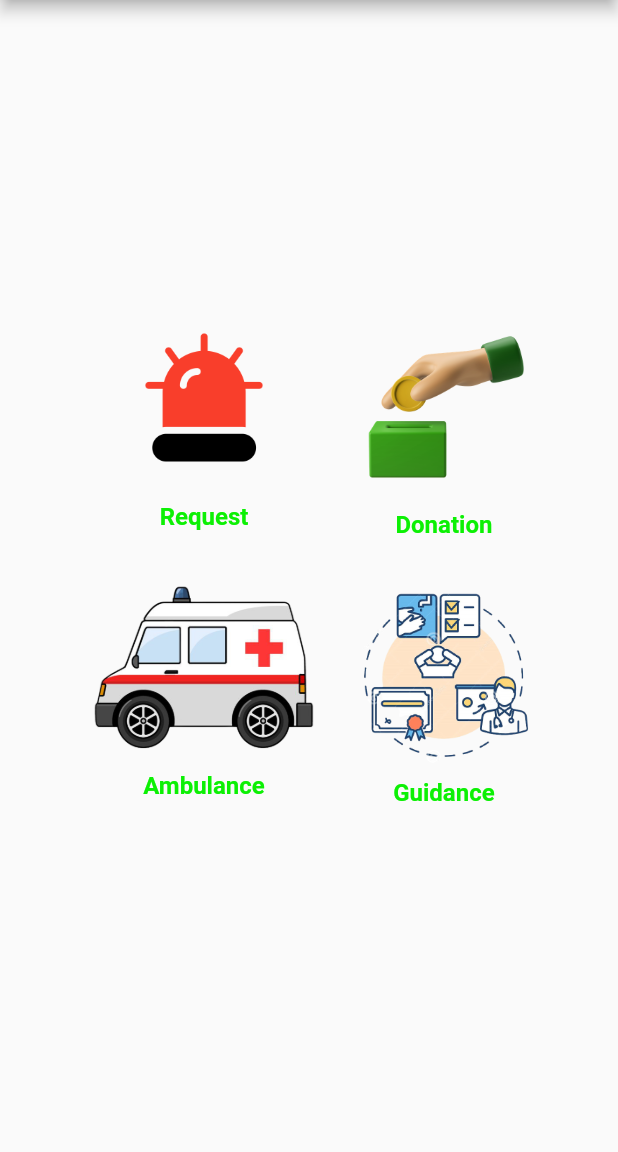
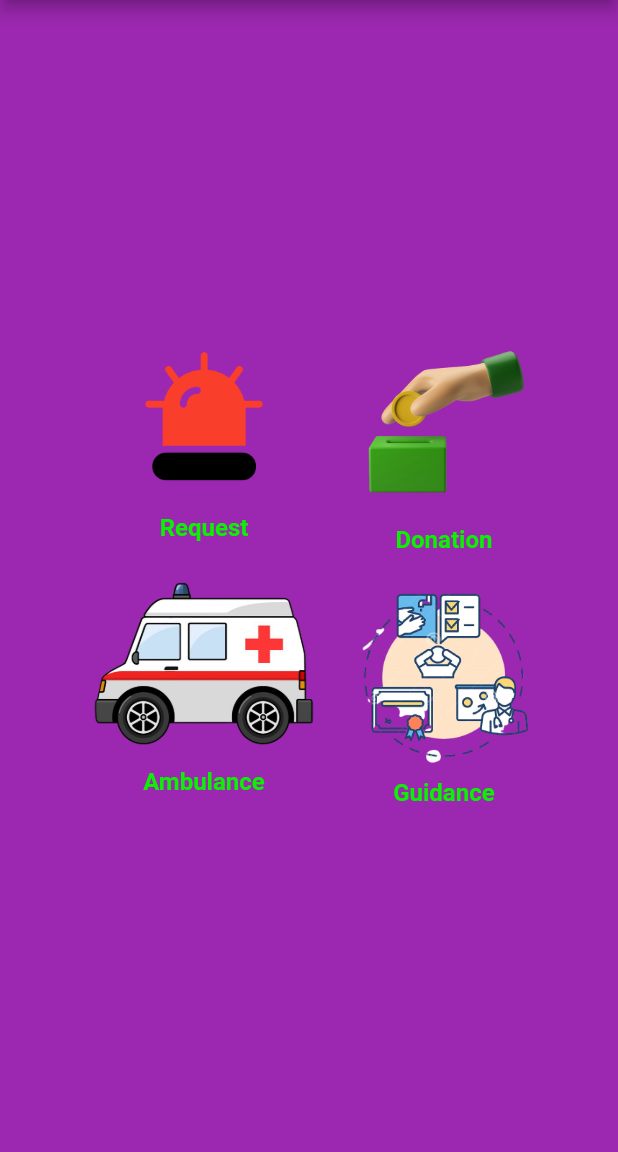
Before and after one commit to mastergru254/STAY-SAFE_APP, a Flutter app: the screen it shows once a user with an empty profile is signed in, on a phone screen of 412 x 824 dp, the part 84-1236 px from its top. Run offline on Flutter 3.47's test engine with Material 2 defaults, Android fonts, the phone set to English and light mode, and no system bars; our stand-ins replace bottom_navy_bar, carousel_slider, cloud_firestore, firebase_auth, firebase_core, flutter_local_notifications and 5 more; missing offline and left inert: flutter_phone_direct_caller; accounts and stored records are empty.

Commit message:
firebase changes

```diff
--- a/lib/ui/home_Screen.dart
+++ b/lib/ui/home_Screen.dart
@@ -19,6 +19,7 @@ class _HomeScreenState extends State<HomeScreen> {
   @override
   Widget build(BuildContext context) {
     return Scaffold(
+      backgroundColor: Colors.purple,
       appBar: AppBar(
         backgroundColor: green,
         title: const Text('Stay Safe'),
@@ -49,7 +50,7 @@ class _HomeScreenState extends State<HomeScreen> {
                         height: 120,
                       ),
                     ),
-                    SizedBox(height: 10),
+                    SizedBox(height: 5),
                     Text(
                       'Request',
                       style: TextStyle(
@@ -57,7 +58,7 @@ class _HomeScreenState extends State<HomeScreen> {
                           fontSize: 16,
                           fontWeight: FontWeight.bold),
                     ),
-                    SizedBox(height: 20),
+                    SizedBox(height: 10),
                   ],
                 ),
               ),
@@ -86,7 +87,7 @@ class _HomeScreenState extends State<HomeScreen> {
                           fontSize: 16,
                           fontWeight: FontWeight.bold),
                     ),
-                    SizedBox(height: 30),
+                    SizedBox(height: 20),
                   ],
                 ),
               ),
@@ -125,7 +126,7 @@ class _HomeScreenState extends State<HomeScreen> {
                               fontSize: 16,
                               fontWeight: FontWeight.bold),
                         ),
-                        SizedBox(height: 20),
+                        SizedBox(height: 10),
                       ],
                     ),
                   ),
@@ -155,7 +156,7 @@ class _HomeScreenState extends State<HomeScreen> {
                               fontSize: 16,
                               fontWeight: FontWeight.bold),
                         ),
-                        SizedBox(height: 20),
+                        SizedBox(height: 10),
                       ],
                     ),
                   ),
```
Also changed, not shown: lib/firebase_options.dart, 2 other files.
